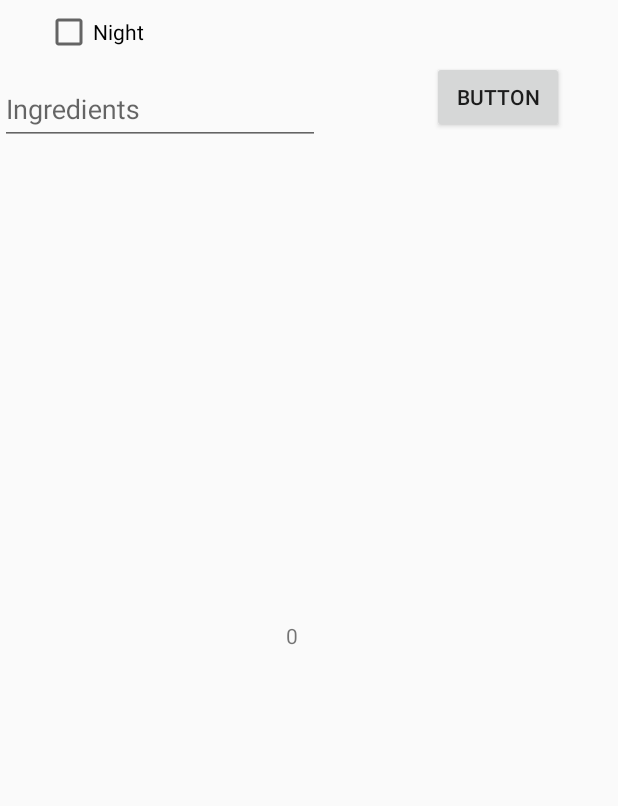
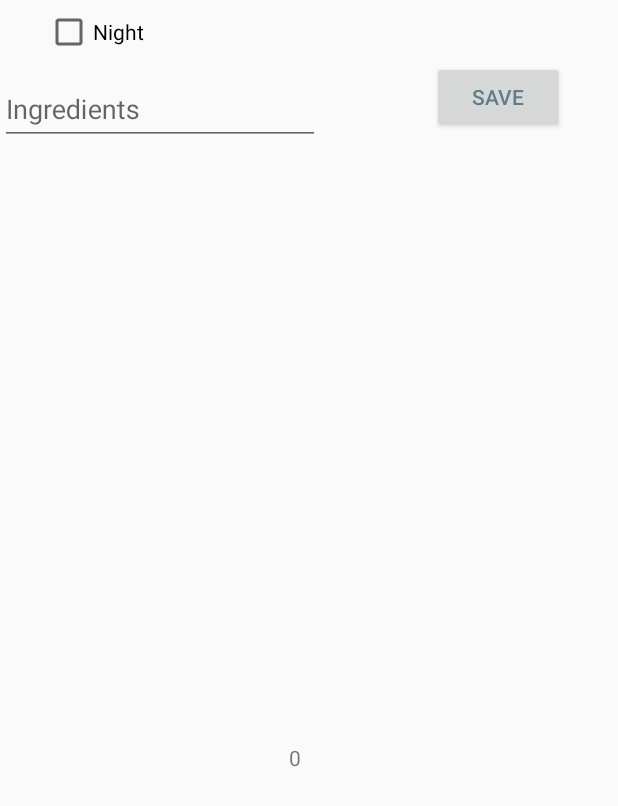
Before and after one commit to jose0410/CM20181-Gr01, an Android app: the Dish screen opened directly, with no data from a screen before it, on a phone screen of 412 x 824 dp. Shown: the part 418-1224 px from the top of the screen. Run offline under Robolectric (Android 15) with nearby library versions, the phone set to English and light mode, and no system bars; libraries missing offline, so code that uses them is left out: com.github.clans.fab; plain views replace Label.

Commit message:
Shared Preference with lanscape

```diff
--- a/Labs_CM/Lab1-UI/src/main/java/co/edu/udea/compumovil/gr01_20181/labscm20181/views/Dish.java
+++ b/Labs_CM/Lab1-UI/src/main/java/co/edu/udea/compumovil/gr01_20181/labscm20181/views/Dish.java
@@ -85,12 +85,16 @@ public class Dish extends AppCompatActivity implements View.OnClickListener{
         priceLoad = findViewById(R.id.priceLoad);
         ingredientsLoad = findViewById(R.id.ingredientsLoad);
         imageLoad = findViewById(R.id.imageLoad);
+        durationLoad = findViewById(R.id.durationLoad);
+        scheduleLoad = findViewById(R.id.scheduleLoad);
 
         loadData();
         nameLoad.setText(uploadName);
         priceLoad.setText(String.valueOf(uploadPrice));
         ingredientsLoad.setText(uploadIngredients);
         imageLoad.setImageBitmap(decodeBase64(uploadImage));
+        scheduleLoad.setText(uploadSchedule);
+        /*durationLoad.setText(uploadDuration);*/
     }
 
     @Override
@@ -100,6 +104,18 @@ public class Dish extends AppCompatActivity implements View.OnClickListener{
             uploadPrice = Integer.parseInt(priceDishEditText.getText().toString());
             uploadIngredients = ingredientsDishEditText.getText().toString();
             uploadImage = encodeToBase64(bitmap);
+            /*uploadDuration = durationTextView.getText().toString();*/
+
+            /*Validation checkbox selected*/
+            if (morningCheckBox.isChecked())
+                uploadSchedule = uploadSchedule + '-' + morningCheckBox.getText().toString();
+
+            if (afternoonCheckBox.isChecked())
+                uploadSchedule = uploadSchedule + '-' + afternoonCheckBox.getText().toString();
+
+            if (eveningCheckBox.isChecked())
+                uploadSchedule = uploadSchedule + eveningCheckBox.getText().toString();
+
             saveData();
         }
     }
@@ -107,10 +123,12 @@ public class Dish extends AppCompatActivity implements View.OnClickListener{
     public void saveData(){
         SharedPreferences prefer = PreferenceManager.getDefaultSharedPreferences(getApplicationContext());
         SharedPreferences.Editor editor = prefer.edit();
-        editor.putString("Name",uploadName);
-        editor.putInt("Price",uploadPrice);
-        editor.putString("Ingredients",uploadIngredients);
-        editor.putString("Photo",uploadImage);
+        editor.putString("Name", uploadName);
+        editor.putInt("Price", uploadPrice);
+        editor.putString("Ingredients", uploadIngredients);
+        editor.putString("Photo", uploadImage);
+        editor.putString("Schedule", uploadSchedule);
+        /*editor.putString("Duration", uploadDuration);*/
 
         editor.apply();
     }
@@ -118,10 +136,12 @@ public class Dish extends AppCompatActivity implements View.OnClickListener{
     public void loadData(){
         SharedPreferences prefer = PreferenceManager.getDefaultSharedPreferences(getApplicationContext());
         SharedPreferences.Editor editor = prefer.edit();
-        uploadName = prefer.getString("Name","");
-        uploadPrice = prefer.getInt("Price",0);
-        uploadIngredients = prefer.getString("Ingredients","");
-        uploadImage = prefer.getString("Photo","");
+        uploadName = prefer.getString("Name", "");
+        uploadPrice = prefer.getInt("Price", 0);
+        uploadIngredients = prefer.getString("Ingredients", "");
+        uploadImage = prefer.getString("Photo", "");
+        uploadSchedule = prefer.getString("Schedule", "");
+        /*uploadDuration = prefer.getString("Duration", "");*/
 
         editor.apply();
     }
--- a/Labs_CM/Lab1-UI/src/main/res/layout-land/activity_dish.xml
+++ b/Labs_CM/Lab1-UI/src/main/res/layout-land/activity_dish.xml
@@ -4,7 +4,8 @@
     xmlns:tools="http://schemas.android.com/tools"
     android:layout_width="match_parent"
     android:layout_height="match_parent"
-    tools:context="co.edu.udea.compumovil.gr01_20181.labscm20181.views.Dish">
+    tools:context="co.edu.udea.compumovil.gr01_20181.labscm20181.views.Dish"
+    tools:layout_editor_absoluteY="25dp">
 
     <android.support.v7.widget.Toolbar
         android:id="@+id/toolbar_dish"
@@ -17,18 +18,19 @@
 
     <LinearLayout
         android:id="@+id/mainInfo"
-        android:layout_width="0dp"
+        android:layout_width="wrap_content"
         android:layout_height="132dp"
+        android:layout_marginBottom="8dp"
+        android:layout_marginTop="8dp"
         android:orientation="horizontal"
-        app:layout_constraintEnd_toEndOf="parent"
-        app:layout_constraintHorizontal_bias="0.0"
-        app:layout_constraintStart_toStartOf="parent"
-        app:layout_constraintTop_toBottomOf="@+id/toolbar_dish">
+        app:layout_constraintBottom_toBottomOf="parent"
+        app:layout_constraintTop_toTopOf="parent"
+        app:layout_constraintVertical_bias="0.23000002">
 
         <ImageView
             android:id="@+id/photo"
-            android:layout_width="148dp"
-            android:layout_height="115dp"
+            android:layout_width="111dp"
+            android:layout_height="match_parent"
             android:layout_marginEnd="12dp"
             android:layout_marginLeft="12dp"
             android:layout_marginRight="12dp"
@@ -36,10 +38,10 @@
             android:layout_marginTop="13dp"
             android:layout_weight="1"
             android:adjustViewBounds="false"
-            android:background="@android:drawable/ic_menu_camera"
             android:cropToPadding="false"
             android:onClick="onImageGalleryClicked"
-            android:scaleType="centerCrop" />
+            android:scaleType="fitCenter"
+            app:srcCompat="@drawable/ic_camera" />
 
         <LinearLayout
             android:id="@+id/infoDish"
@@ -51,13 +53,13 @@
             android:orientation="vertical">
 
             <android.support.design.widget.TextInputLayout
-                android:layout_width="match_parent"
+                android:layout_width="wrap_content"
                 android:layout_height="wrap_content"
                 android:layout_marginBottom="12dp">
 
                 <EditText
                     android:id="@+id/nameDish"
-                    android:layout_width="match_parent"
+                    android:layout_width="161dp"
                     android:layout_height="wrap_content"
                     android:ems="10"
                     android:hint="@string/nameDish"
@@ -67,12 +69,12 @@
 
 
             <android.support.design.widget.TextInputLayout
-                android:layout_width="match_parent"
+                android:layout_width="wrap_content"
                 android:layout_height="wrap_content">
 
                 <EditText
                     android:id="@+id/price"
-                    android:layout_width="match_parent"
+                    android:layout_width="163dp"
                     android:layout_height="wrap_content"
                     android:layout_weight="1"
                     android:ems="10"
@@ -87,31 +89,33 @@
 
     <RelativeLayout
         android:id="@+id/register"
-        android:layout_width="0dp"
-        android:layout_height="130dp"
+        android:layout_width="277dp"
+        android:layout_height="182dp"
         android:layout_alignParentBottom="true"
         android:layout_alignParentLeft="true"
         android:layout_alignParentStart="true"
         android:layout_marginBottom="8dp"
+        android:layout_marginEnd="8dp"
+        android:layout_marginStart="8dp"
+        android:layout_marginTop="8dp"
         app:layout_constraintBottom_toBottomOf="parent"
         app:layout_constraintEnd_toEndOf="parent"
-        app:layout_constraintHorizontal_bias="0.0"
+        app:layout_constraintHorizontal_bias="1.0"
         app:layout_constraintStart_toStartOf="parent"
-        app:layout_constraintTop_toBottomOf="@+id/mainInfo"
-        app:layout_constraintVertical_bias="0.19999999">
+        app:layout_constraintTop_toTopOf="parent"
+        app:layout_constraintVertical_bias="0.3">
 
         <android.support.design.widget.TextInputLayout
+            android:id="@+id/ingredientsContainer"
             android:layout_width="wrap_content"
             android:layout_height="wrap_content"
-            android:layout_alignParentEnd="true"
-            android:layout_alignParentRight="true"
-            android:layout_below="@+id/label"
-            android:layout_marginEnd="55dp"
-            android:layout_marginRight="55dp">
+            android:layout_alignParentBottom="true"
+            android:layout_marginTop="12dp"
+            android:gravity="right|end">
 
             <EditText
                 android:id="@+id/ingredients"
-                android:layout_width="match_parent"
+                android:layout_width="wrap_content"
                 android:layout_height="wrap_content"
                 android:ems="10"
                 android:hint="@string/ingredientsDish"
@@ -162,11 +166,9 @@
             android:id="@+id/label"
             android:layout_width="wrap_content"
             android:layout_height="wrap_content"
-            android:layout_alignParentTop="true"
-            android:layout_marginLeft="74dp"
-            android:layout_marginStart="74dp"
-            android:layout_toEndOf="@+id/checkboxSchedule"
-            android:layout_toRightOf="@+id/checkboxSchedule"
+            android:layout_alignLeft="@+id/duration"
+            android:layout_alignStart="@+id/duration"
+            android:layout_alignTop="@+id/checkboxSchedule"
             android:text="@string/tagDuration"
             android:textAlignment="inherit" />
 
@@ -174,14 +176,124 @@
             android:id="@+id/duration"
             android:layout_width="wrap_content"
             android:layout_height="wrap_content"
-            android:layout_alignLeft="@+id/label"
-            android:layout_alignStart="@+id/label"
+            android:layout_alignParentEnd="true"
+            android:layout_alignParentRight="true"
             android:layout_below="@+id/label"
-            android:layout_marginTop="16dp"
+            android:layout_marginEnd="75dp"
+            android:layout_marginRight="75dp"
+            android:layout_marginTop="13dp"
             android:hint="@string/change"
             android:onClick="showPickerDialog"
             android:textSize="20sp" />
 
     </RelativeLayout>
 
+    <android.support.constraint.ConstraintLayout
+        android:layout_width="469dp"
+        android:layout_height="161dp"
+        android:layout_marginBottom="8dp"
+        android:layout_marginEnd="8dp"
+        android:layout_marginStart="8dp"
+        android:layout_marginTop="8dp"
+        app:layout_constraintBottom_toBottomOf="parent"
+        app:layout_constraintEnd_toEndOf="parent"
+        app:layout_constraintHorizontal_bias="0.0"
+        app:layout_constraintStart_toStartOf="parent"
+        app:layout_constraintTop_toTopOf="parent"
+        app:layout_constraintVertical_bias="1.0">
+
+        <ImageView
+            android:id="@+id/imageLoad"
+            android:layout_width="139dp"
+            android:layout_height="142dp"
+            android:layout_marginBottom="8dp"
+            android:layout_marginEnd="8dp"
+            android:layout_marginStart="8dp"
+            android:layout_marginTop="8dp"
+            android:scaleType="centerCrop"
+            android:visibility="visible"
+            app:layout_constraintBottom_toBottomOf="parent"
+            app:layout_constraintEnd_toEndOf="parent"
+            app:layout_constraintHorizontal_bias="0.04"
+            app:layout_constraintStart_toStartOf="parent"
+            app:layout_constraintTop_toTopOf="parent" />
+
+        <TextView
+            android:id="@+id/nameLoad"
+            android:layout_width="171dp"
+            android:layout_height="31dp"
+            android:layout_marginEnd="8dp"
+            android:layout_marginStart="8dp"
+            android:layout_marginTop="44dp"
+            app:layout_constraintEnd_toEndOf="parent"
+            app:layout_constraintHorizontal_bias="0.613"
+            app:layout_constraintStart_toStartOf="parent"
+            app:layout_constraintTop_toTopOf="parent" />
+
+        <TextView
+            android:id="@+id/priceLoad"
+            android:layout_width="128dp"
+            android:layout_height="20dp"
+            android:layout_marginBottom="8dp"
+            android:layout_marginEnd="8dp"
+            android:layout_marginStart="8dp"
+            android:layout_marginTop="16dp"
+            app:layout_constraintBottom_toTopOf="@+id/nameLoad"
+            app:layout_constraintEnd_toEndOf="parent"
+            app:layout_constraintStart_toStartOf="parent"
+            app:layout_constraintTop_toTopOf="parent"
+            app:layout_constraintVertical_bias="0.0" />
+
+        <TextView
+            android:id="@+id/ingredientsLoad"
+            android:layout_width="173dp"
+            android:layout_height="25dp"
+            android:layout_marginBottom="16dp"
+            android:layout_marginEnd="8dp"
+            android:layout_marginStart="8dp"
+            app:layout_constraintBottom_toBottomOf="parent"
+            app:layout_constraintEnd_toEndOf="parent"
+            app:layout_constraintHorizontal_bias="0.617"
+            app:layout_constraintStart_toStartOf="parent" />
+
+        <TextView
+            android:id="@+id/scheduleLoad"
+            android:layout_width="171dp"
+            android:layout_height="28dp"
+            android:layout_marginBottom="8dp"
+            android:layout_marginEnd="8dp"
+            android:layout_marginStart="8dp"
+            android:layout_marginTop="8dp"
+            app:layout_constraintBottom_toTopOf="@+id/ingredientsLoad"
+            app:layout_constraintEnd_toEndOf="parent"
+            app:layout_constraintHorizontal_bias="0.613"
+            app:layout_constraintStart_toStartOf="parent"
+            app:layout_constraintTop_toBottomOf="@+id/nameLoad" />
+
+        <TextView
+            android:id="@+id/durationLoad"
+            android:layout_width="82dp"
+            android:layout_height="26dp"
+            android:layout_marginBottom="8dp"
+            android:layout_marginEnd="16dp"
+            android:layout_marginRight="16dp"
+            android:layout_marginTop="8dp"
+            app:layout_constraintBottom_toBottomOf="parent"
+            app:layout_constraintEnd_toEndOf="parent"
+            app:layout_constraintTop_toTopOf="parent"
+            app:layout_constraintVertical_bias="0.94" />
+    </android.support.constraint.ConstraintLayout>
+
+    <Button
+        android:id="@+id/savebtn"
+        android:layout_width="wrap_content"
+        android:layout_height="wrap_content"
+        android:layout_marginBottom="8dp"
+        android:layout_marginEnd="8dp"
+        android:text="@string/save"
+        android:textColor="@color/colorAccent"
+        app:layout_constraintBottom_toBottomOf="parent"
+        app:layout_constraintEnd_toEndOf="parent"
+        android:layout_marginRight="8dp" />
+
 </android.support.constraint.ConstraintLayout>
--- a/Labs_CM/Lab1-UI/src/main/res/layout/activity_dish.xml
+++ b/Labs_CM/Lab1-UI/src/main/res/layout/activity_dish.xml
@@ -98,7 +98,7 @@
         app:layout_constraintTop_toBottomOf="@+id/mainInfo">
 
         <android.support.design.widget.TextInputLayout
-            android:id="@+id/textInputLayout3"
+            android:id="@+id/ingredientsContainer"
             android:layout_width="wrap_content"
             android:layout_height="wrap_content"
             android:layout_alignParentBottom="true"
@@ -185,10 +185,11 @@
             android:layout_height="wrap_content"
             android:layout_alignLeft="@+id/duration"
             android:layout_alignStart="@+id/duration"
-            android:layout_alignTop="@+id/textInputLayout3"
+            android:layout_alignTop="@+id/ingredientsContainer"
             android:layout_marginLeft="20dp"
             android:layout_marginStart="20dp"
-            android:text="Button" />
+            android:textColor="@color/colorAccent"
+            android:text="@string/save" />
 
     </RelativeLayout>
 
@@ -230,25 +231,29 @@
             app:layout_constraintEnd_toEndOf="parent"
             app:layout_constraintHorizontal_bias="0.9"
             app:layout_constraintStart_toStartOf="parent"
-            app:layout_constraintTop_toTopOf="parent" />
+            app:layout_constraintTop_toTopOf="parent"
+            app:layout_constraintVertical_bias="0.13" />
 
         <TextView
             android:id="@+id/priceLoad"
-            android:layout_width="172dp"
+            android:layout_width="79dp"
             android:layout_height="26dp"
-            android:layout_marginBottom="12dp"
+            android:layout_marginBottom="8dp"
             android:layout_marginEnd="8dp"
             android:layout_marginStart="8dp"
-            app:layout_constraintBottom_toTopOf="@+id/ingredientsLoad"
-            app:layout_constraintEnd_toEndOf="parent"
-            app:layout_constraintHorizontal_bias="0.894"
-            app:layout_constraintStart_toStartOf="parent" />
+            android:layout_marginTop="8dp"
+            app:layout_constraintBottom_toBottomOf="parent"
+            app:layout_constraintEnd_toStartOf="@+id/durationLoad"
+            app:layout_constraintHorizontal_bias="0.931"
+            app:layout_constraintStart_toStartOf="parent"
+            app:layout_constraintTop_toBottomOf="@+id/ingredientsLoad"
+            app:layout_constraintVertical_bias="0.428" />
 
         <TextView
             android:id="@+id/ingredientsLoad"
             android:layout_width="173dp"
             android:layout_height="25dp"
-            android:layout_marginBottom="60dp"
+            android:layout_marginBottom="56dp"
             android:layout_marginEnd="8dp"
             android:layout_marginStart="8dp"
             app:layout_constraintBottom_toBottomOf="parent"
@@ -258,30 +263,30 @@
 
         <TextView
             android:id="@+id/scheduleLoad"
-            android:layout_width="76dp"
+            android:layout_width="171dp"
             android:layout_height="28dp"
             android:layout_marginBottom="8dp"
             android:layout_marginEnd="8dp"
             android:layout_marginStart="8dp"
             android:layout_marginTop="8dp"
-            app:layout_constraintBottom_toBottomOf="parent"
-            app:layout_constraintEnd_toStartOf="@+id/durationLoad"
-            app:layout_constraintHorizontal_bias="0.993"
+            app:layout_constraintBottom_toTopOf="@+id/ingredientsLoad"
+            app:layout_constraintEnd_toEndOf="parent"
+            app:layout_constraintHorizontal_bias="0.9"
             app:layout_constraintStart_toStartOf="parent"
-            app:layout_constraintTop_toTopOf="parent"
-            app:layout_constraintVertical_bias="0.893" />
+            app:layout_constraintTop_toBottomOf="@+id/nameLoad" />
 
         <TextView
             android:id="@+id/durationLoad"
             android:layout_width="82dp"
             android:layout_height="26dp"
             android:layout_marginBottom="8dp"
-            android:layout_marginEnd="32dp"
+            android:layout_marginEnd="16dp"
             android:layout_marginTop="8dp"
             app:layout_constraintBottom_toBottomOf="parent"
             app:layout_constraintEnd_toEndOf="parent"
             app:layout_constraintTop_toTopOf="parent"
-            app:layout_constraintVertical_bias="0.88" />
+            app:layout_constraintVertical_bias="0.94"
+            android:layout_marginRight="16dp" />
     </android.support.constraint.ConstraintLayout>
 
 </android.support.constraint.ConstraintLayout>
--- a/Labs_CM/Lab1-UI/src/main/res/values/strings.xml
+++ b/Labs_CM/Lab1-UI/src/main/res/values/strings.xml
@@ -25,6 +25,7 @@
     <string name="change">Change</string>
     <string name="tagDuration">Duration</string>
     <string name="duration">Time of preparation</string>
+    <string name="save">Save</string>
 
 
 </resources>
```
